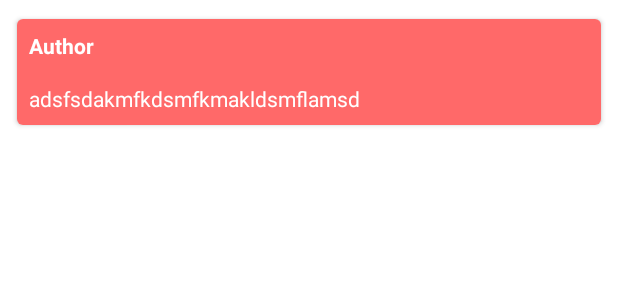
After one commit to AlanKeeps/Movies, an Android app: the layout review_item.xml on its own in the app's theme, with its tools: preview values and no code run, on a phone screen of 412 x 824 dp. The commit adds this screen. Shown: the top 300 px of the screen. Run offline under Robolectric (Android 15) with nearby library versions, the phone set to English and light mode, and no system bars; network calls fail.

```diff
--- a/app/src/main/java/com/example/movies/ApiService.java
+++ b/app/src/main/java/com/example/movies/ApiService.java
@@ -11,4 +11,7 @@ public interface ApiService {
 
     @GET("movie?token=G0GS1WP-FQ14QY9-MHM51EH-AV05TEH&field=id")
     Single<TrailerResponse> loadTrailers(@Query("search") int id);
+
+    @GET("review?token=G0GS1WP-FQ14QY9-MHM51EH-AV05TEH&field=movieId")
+    Single<ReviewResponse> loadReviews(@Query("search") int id);
 }
--- /dev/null
+++ b/app/src/main/res/layout/review_item.xml
@@ -0,0 +1,38 @@
+<?xml version="1.0" encoding="utf-8"?>
+<androidx.cardview.widget.CardView xmlns:android="http://schemas.android.com/apk/res/android"
+    xmlns:app="http://schemas.android.com/apk/res-auto"
+    xmlns:tools="http://schemas.android.com/tools"
+    android:layout_width="match_parent"
+    android:layout_height="wrap_content"
+    android:layout_margin="8dp"
+    app:cardCornerRadius="4dp"
+    app:cardUseCompatPadding="true">
+
+    <LinearLayout
+        android:id="@+id/linearLayoutContainer"
+        android:layout_width="match_parent"
+        android:layout_height="wrap_content"
+        android:alpha="0.8"
+        android:orientation="vertical"
+        tools:background="@android:color/holo_red_light">
+
+        <TextView
+            android:id="@+id/textViewAuthor"
+            android:layout_width="match_parent"
+            android:layout_height="wrap_content"
+            android:layout_margin="8dp"
+            android:textColor="@color/white"
+            android:textStyle="bold"
+            tools:text="Author" />
+
+        <TextView
+            android:id="@+id/textViewReview"
+            android:layout_width="match_parent"
+            android:layout_height="wrap_content"
+            android:layout_margin="8dp"
+            android:textColor="@color/white"
+            tools:text="adsfsdakmfkdsmfkmakldsmflamsd" />
+    </LinearLayout>
+
+
+</androidx.cardview.widget.CardView>
```
Also changed, not shown: app/src/main/java/com/example/movies/MovieDetailActivity.java (+12 -0 lines), app/src/main/java/com/example/movies/MovieDetailViewModel.java (+29 -1 lines), app/src/main/java/com/example/movies/Review.java (added, +40 -0 lines), app/src/main/java/com/example/movies/ReviewResponse.java (added, +26 -0 lines), app/src/main/java/com/example/movies/ReviewsAdapter.java (added, +81 -0 lines), app/src/main/res/layout/activity_movie_detail.xml (+9 -0 lines).
